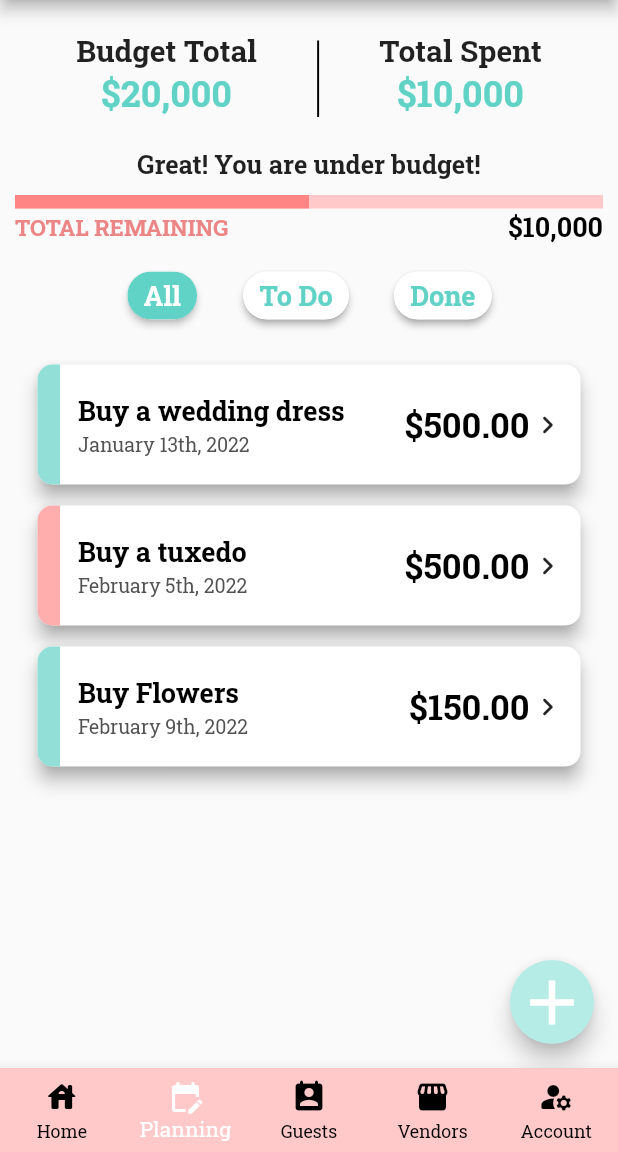
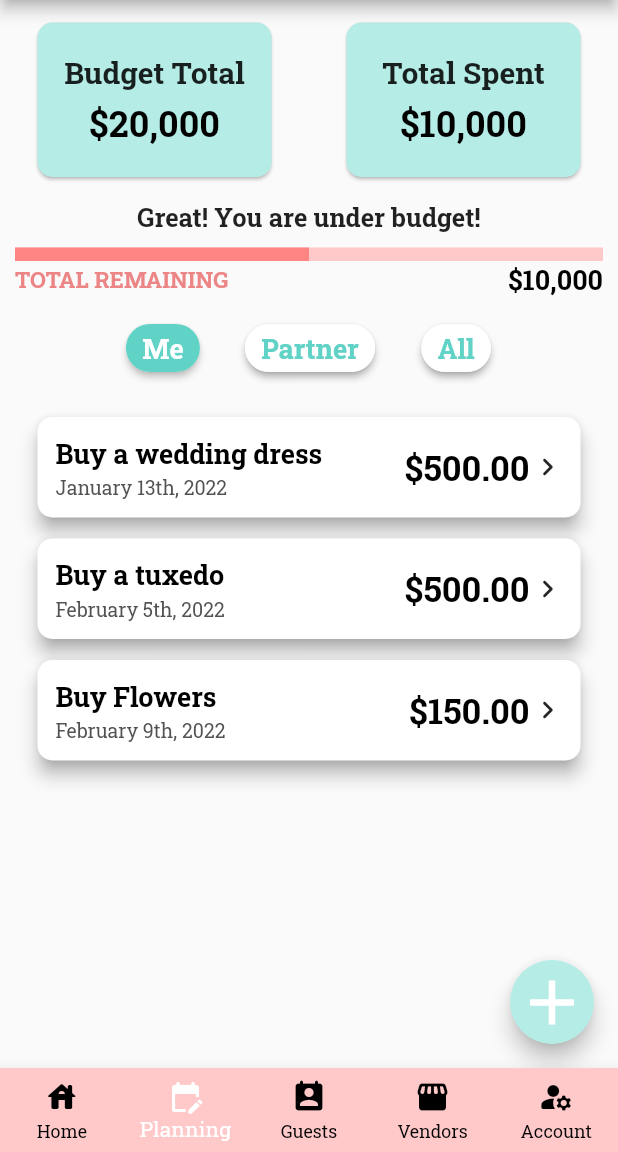
Before and after one commit to oyousef25/LoveBirdsApp, a Flutter app: the screen it shows after launch, item 2 of the bottom bar chosen, on a phone screen of 412 x 824 dp, the part 84-1236 px from its top. Run offline on Flutter 3.47's test engine with Material 2 defaults, Android fonts, the phone set to English and light mode, and no system bars; our stand-ins replace cached_network_image; missing offline and left inert: dart:ffi; network calls fail.

Commit message:
Adjusted Design
Adjusted planning page design

```diff
--- a/lib/helper/constants.dart
+++ b/lib/helper/constants.dart
@@ -90,11 +90,11 @@ class Constants {
 
 
   /// Budget Expense TextStyle
-  static const budgetExpense = TextStyle(fontWeight: FontWeight.bold, fontSize: 24.0, color: darkSecondary);
+  static const budgetExpense = TextStyle(fontWeight: FontWeight.bold, fontSize: 24.0, color: Colors.black);
   ///List item task price textStyle
   static const taskPrice = TextStyle(fontWeight: FontWeight.bold, fontSize: 23.0, color: Colors.black);
   /// Button red TextStyle
-  static const buttonRedStyle = TextStyle(fontFamily: 'Roboto', fontSize: 18, fontWeight: FontWeight.bold, color: Colors.white);
+  static const buttonRedStyle = TextStyle(fontFamily: 'Roboto', fontSize: 18, fontWeight: FontWeight.w700, color: Colors.white);
   /// Button white TextStyle
   static const buttonWhiteStyle = TextStyle(fontFamily: 'Roboto', fontSize: 18, fontWeight: FontWeight.bold, color: buttonRed);
   /// Button green TextStyle
--- a/lib/planning.dart
+++ b/lib/planning.dart
@@ -21,11 +21,6 @@ class PlanningPage extends StatefulWidget {
     "Buy Flowers"
   ];
   final List<String> taskPrices = <String>["\$500.00", "\$500.00", "\$150.00"];
-  final List<Color> colorCodes = <Color>[
-    Constants.blueSpouse,
-    Constants.pinkSpouse,
-    Constants.blueSpouse
-  ];
 
   /// Creates a state
   ///
@@ -38,7 +33,7 @@ class PlanningPage extends StatefulWidget {
 
 class _PlanningPageState extends State<PlanningPage> {
   int? _selectedIndex = 0; // Index of selected chip
-  final List<String> _chips = ['All', 'To Do', 'Done']; // List of chip options
+  final List<String> _chips = ['Me', 'Partner', 'All']; // List of chip options
 
   /// This Widget builds out the Planning page
   ///
@@ -54,48 +49,79 @@ class _PlanningPageState extends State<PlanningPage> {
         child: Column(
           children: [
             //container for the budget overview
-            Container(
-              padding: const EdgeInsets.all(20),
-              child: IntrinsicHeight(
-                //row containing overview texts and vertical divider
-                child: Row(
-                  mainAxisAlignment: MainAxisAlignment.spaceEvenly,
+            Row(
               children: [
                 //Budget Total Overview
-                    Column(children: const [
-                      Text("Budget Total",
-                          textAlign: TextAlign.center, style: Constants.title),
+                Expanded(
+                child: Card(
+                  margin: const EdgeInsets.symmetric(
+                      vertical: 15.0,
+                      horizontal: 25.0), // Hack for shrinking card padding
+                  shape: RoundedRectangleBorder(
+                      borderRadius: BorderRadius.circular(10.0)),
+                  color: Constants.lightSecondary,
+                  child: Column(
+                    children: [
+                      Padding(padding: EdgeInsets.only(top: 20)),
+
+                      Row(
+                        mainAxisAlignment: MainAxisAlignment.center,
+                          children: [
+                          Text("Budget Total ",
+                              textAlign: TextAlign.center,
+                              style: Constants.title),
+                          // IconButton(
+                          //   //TODO: Add Edit Budget Functionality
+                          //   onPressed: null,
+                          //   icon: Icon(Icons.edit),
+                          // ),
+                      ],
+                      ),
+                      Padding(padding: EdgeInsets.only(bottom: 5)),
                       Text(
                         "\$20,000",
                         textAlign: TextAlign.center,
                         style: Constants.budgetExpense,
                       ),
-                    ]),
+                      Padding(padding: EdgeInsets.only(bottom: 20)),
+                    ],
+                  ),
+                ),
+                ),
+                //Total Spent Overview
+                Expanded(child:
+                Card(
+                  margin: const EdgeInsets.symmetric(
+                      vertical: 15.0,
+                      horizontal: 25.0), // Hack for shrinking card padding
+                  shape: RoundedRectangleBorder(
+                      borderRadius: BorderRadius.circular(10.0)),
+                  color: Constants.lightSecondary,
+                  child: Column(
+                    children: [
+                      Padding(padding: EdgeInsets.only(top:20)),
 
-                    //Vertical Divider
-                    const VerticalDivider(
-                      color: Colors.black,
-                      thickness: 1.3,
-                      width: 20,
-                      indent: 7,
-                    ),
-
-                    //Total Spent Overview
-                    Column(
-                      children: const [
+                      Row(
+                        mainAxisAlignment: MainAxisAlignment.center,
+                      children: [
                         Text("Total Spent",
                           textAlign: TextAlign.center,
                           style: Constants.title),
+                      ],
+                      ),
+                      Padding(padding: EdgeInsets.only(bottom: 5)),
                       Text(
                         "\$10,000",
                         textAlign: TextAlign.center,
                         style: Constants.budgetExpense,
                       ),
-                      ],
-                    ),
+
+                      Padding(padding: EdgeInsets.only(bottom: 20)),
                     ],
                   ),
                 ),
+                ),
+              ],
             ),
 
             const Text(
@@ -185,10 +211,12 @@ class _PlanningPageState extends State<PlanningPage> {
                 itemCount: widget.taskNames.length,
                 itemBuilder: (BuildContext context, int index) {
                   //an individual list item is a card
-                  return GestureDetector( //This helps to make the card clickable
-                    onTap: () { // Open up the Guest Info route
-                      Navigator.of(context).push(
-                          MaterialPageRoute(builder: (context) => const ViewTask()));
+                  return GestureDetector(
+                    //This helps to make the card clickable
+                    onTap: () {
+                      // Open up the Guest Info route
+                      Navigator.of(context).push(MaterialPageRoute(
+                          builder: (context) => const ViewTask()));
                     },
 
                     child: Card(
@@ -204,18 +232,6 @@ class _PlanningPageState extends State<PlanningPage> {
                       //this card contains a row of the labels and widgets that make up a task item
                       child: Row(
                         children: [
-                          //this container is the spouse's color indicator
-                          Container(
-                            width: 15,
-                            height: 80,
-                            decoration: BoxDecoration(
-                                borderRadius: const BorderRadius.only(
-                                  topLeft: Radius.circular(10.0),
-                                  bottomLeft: Radius.circular(10.0),
-                                ),
-                                color: widget.colorCodes[index]),
-                          ),
-
                           const Padding(padding: EdgeInsets.only(left: 12)),
 
                           Expanded(
```
Lines whose indentation alone changed are shown as unchanged.
